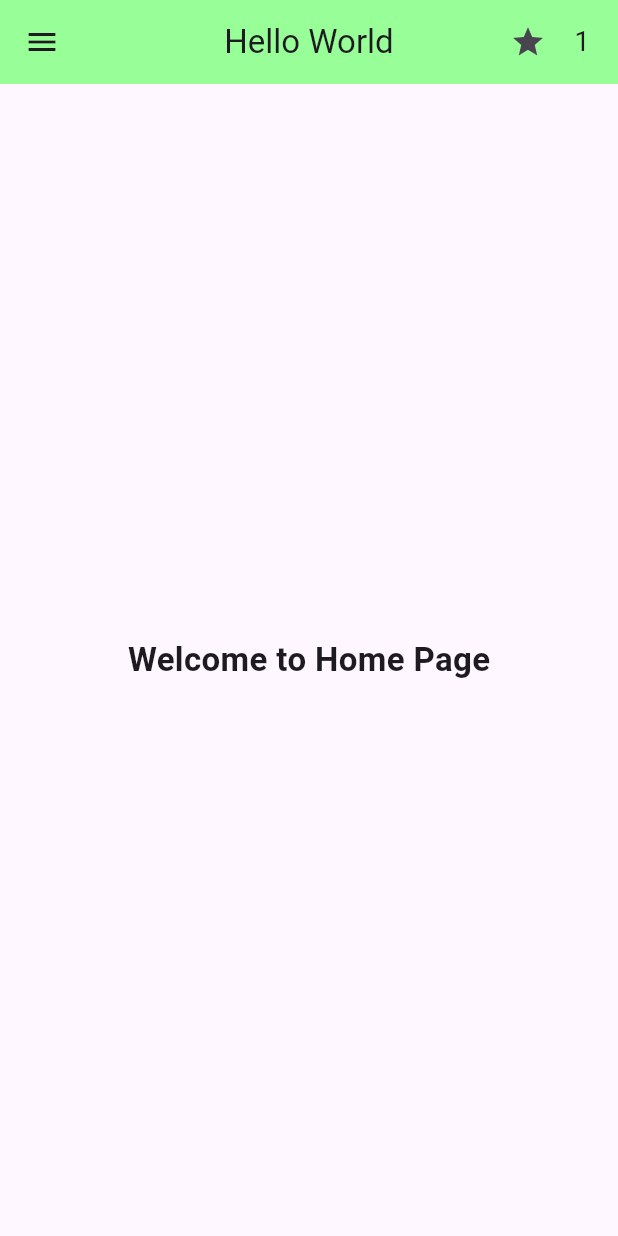
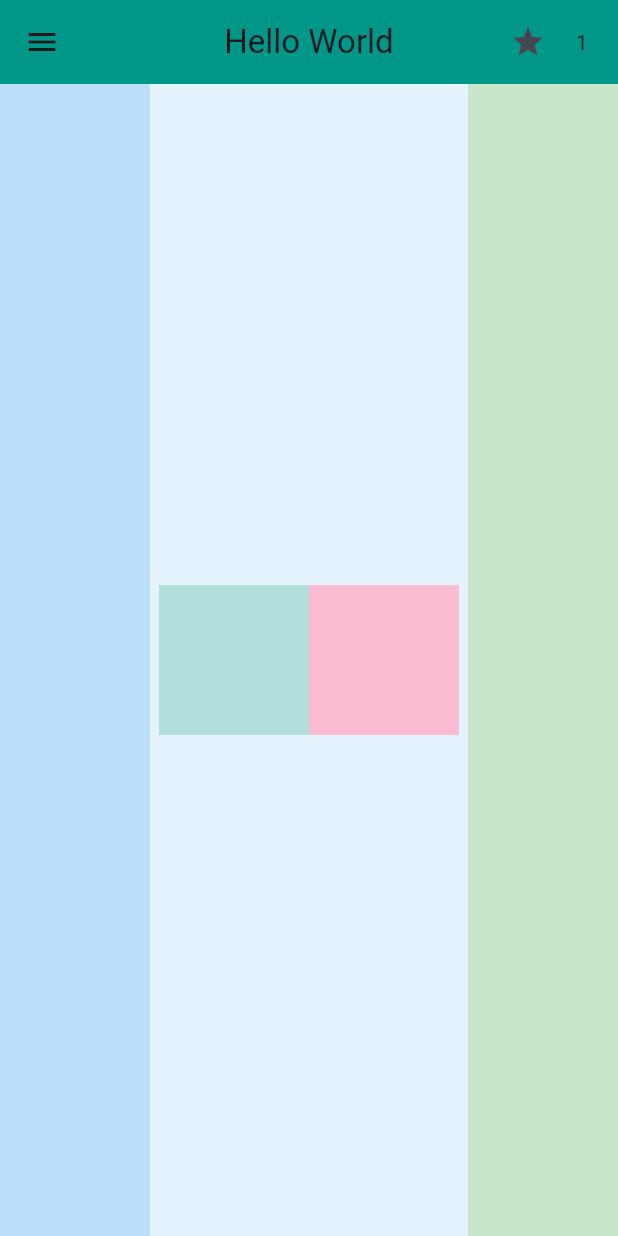
Before and after one commit to rawda212/flutter-app, a Flutter app: the screen it shows after launch, on a phone screen of 412 x 824 dp. Run offline on Flutter 3.47's test engine with Material 3 defaults, Android fonts, the phone set to English and light mode, and no system bars.

Commit message:
scend commit

```diff
--- a/lib/HomePage.dart
+++ b/lib/HomePage.dart
@@ -6,15 +6,16 @@ class HomePage extends StatefulWidget {
 }
 
 class _HomePageState extends State<HomePage> {
-  int counter = 1;
+  var counter = 1;
 
   @override
   Widget build(BuildContext context) {
     return Scaffold(
+      backgroundColor: Colors.blue[50],
       appBar: AppBar(
         leading: Icon(Icons.menu),
         title: Text("Hello World"),
-        backgroundColor: Color(0xFF98FF98),
+        backgroundColor: Colors.teal,
         centerTitle: true,
         actions: [
           Icon(Icons.star),
@@ -24,16 +25,26 @@ class _HomePageState extends State<HomePage> {
                 counter++;
               });
             },
-            icon: Text(counter.toString(), style: TextStyle(fontSize: 18)),
+            icon: Text(counter.toString()),
           ),
         ],
       ),
-      body: Center(
-        child: Text(
-          'Welcome to Home Page',
-          style: TextStyle(fontSize: 22, fontWeight: FontWeight.bold),
-        ),
+      body: Row(
+        mainAxisAlignment: MainAxisAlignment.spaceBetween,
+        children: [
+          Container(width: 100, height: 800, color: Colors.blue[100]),
+
+
+          Row(
+            children: [
+              Container(width: 100, height: 100, color: Colors.teal[100]),
+              Container(width: 100, height: 100, color: Colors.pink[100]),
+            ],
+          ),
+
+          Container(width: 100, height: 800, color: Colors.green[100]),
+        ],
       ),
-    );
+    ); //scaffold
   }
 }
```
